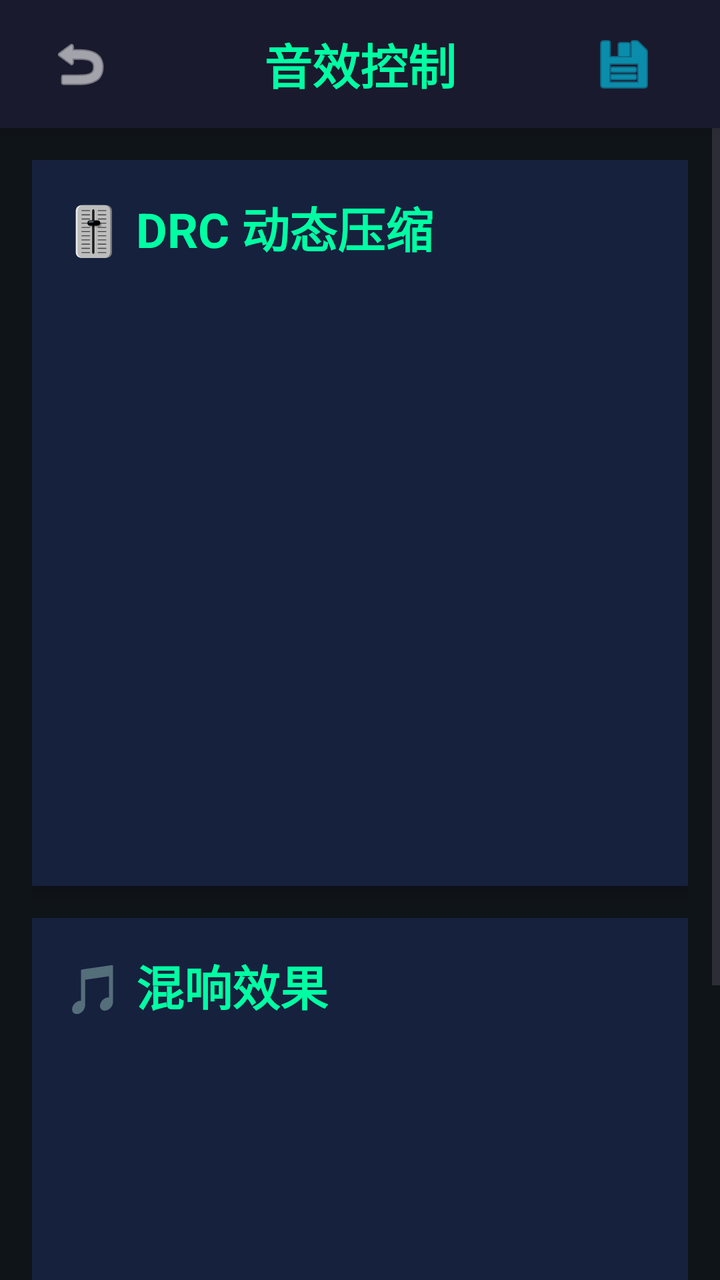
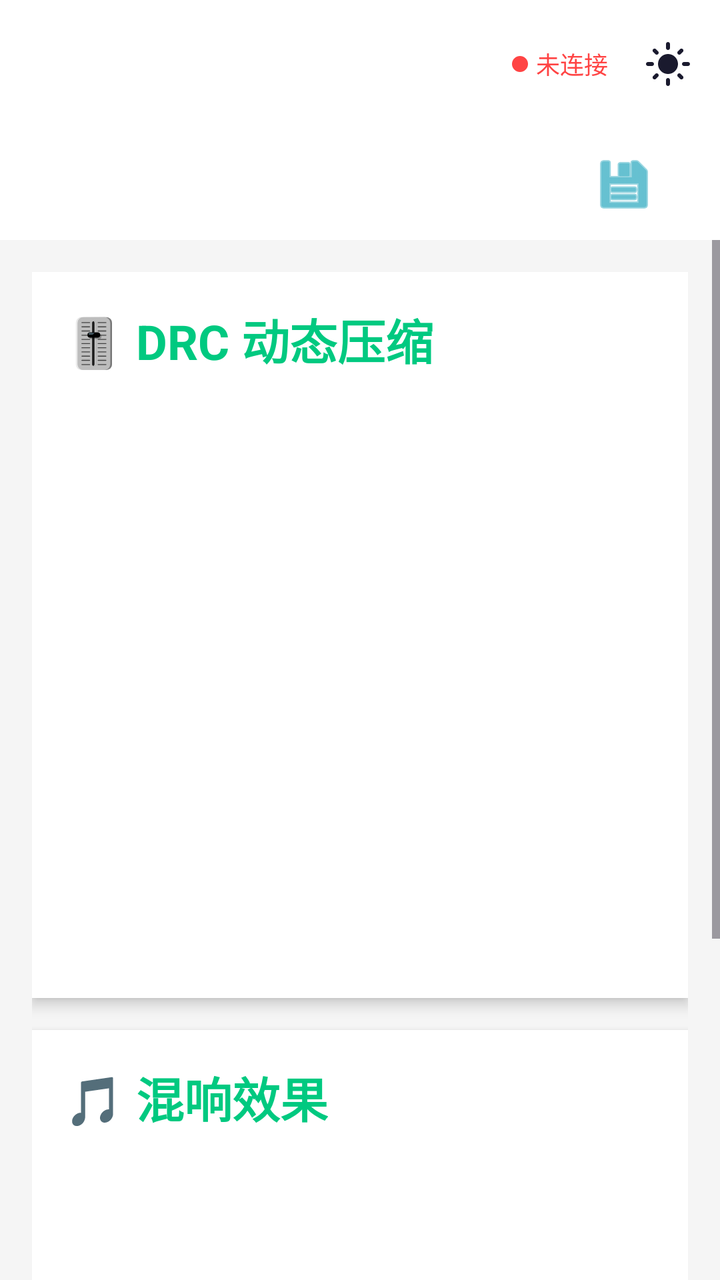

Two renders of the same Android screen: before a commit and after it. Below are the layout's source before the change and the commit's diff.
<!-- AndroidManifest.xml: application theme Theme.MyApplication -->
<!-- res/layout/activity_fx_control.xml -->
<?xml version="1.0" encoding="utf-8"?>
<LinearLayout xmlns:android="http://schemas.android.com/apk/res/android"
    android:layout_width="match_parent"
    android:layout_height="match_parent"
    android:orientation="vertical"
    android:background="@color/bg_dark"
    android:fitsSystemWindows="true">

    
    <RelativeLayout
        android:layout_width="match_parent"
        android:layout_height="@dimen/toolbar_height"
        android:background="@color/primary_darker"
        android:elevation="@dimen/card_elevation"
        android:paddingStart="@dimen/toolbar_padding"
        android:paddingEnd="@dimen/toolbar_padding">

        <ImageButton
            android:id="@+id/btn_back"
            android:layout_width="@dimen/icon_size_large"
            android:layout_height="@dimen/icon_size_large"
            android:layout_centerVertical="true"
            android:background="?attr/selectableItemBackgroundBorderless"
            android:src="@android:drawable/ic_menu_revert"
            android:tint="@color/text_primary"
            android:contentDescription="返回" />

        <TextView
            android:layout_width="wrap_content"
            android:layout_height="wrap_content"
            android:layout_centerInParent="true"
            android:text="音效控制"
            android:textSize="@dimen/text_size_xlarge"
            android:textColor="@color/primary_accent_glow"
            android:textStyle="bold" />

        <ImageButton
            android:id="@+id/btn_save_fx"
            android:layout_width="@dimen/icon_size_large"
            android:layout_height="@dimen/icon_size_large"
            android:layout_alignParentEnd="true"
            android:layout_centerVertical="true"
            android:layout_marginEnd="8dp"
            android:background="?attr/selectableItemBackgroundBorderless"
            android:src="@android:drawable/ic_menu_save"
            android:tint="@color/text_accent"
            android:contentDescription="保存效果设置"
            android:scaleType="centerInside"
            android:padding="8dp" />
    </RelativeLayout>

    <ScrollView
        android:layout_width="match_parent"
        android:layout_height="match_parent"
        android:fillViewport="true">

        <LinearLayout
            android:layout_width="match_parent"
            android:layout_height="wrap_content"
            android:orientation="vertical"
            android:padding="@dimen/toolbar_padding">

            
            <LinearLayout
                android:layout_width="match_parent"
                android:layout_height="wrap_content"
                android:orientation="vertical"
                android:background="@color/bg_card"
                android:padding="@dimen/toolbar_padding"
                android:layout_marginBottom="@dimen/spacing_medium"
                android:elevation="@dimen/card_elevation">

                <TextView
                    android:layout_width="wrap_content"
                    android:layout_height="wrap_content"
                    android:text="🎚️ DRC 动态压缩"
                    android:textSize="@dimen/text_size_xlarge"
                    android:textColor="@color/primary_accent_glow"
                    android:textStyle="bold"
                    android:layout_marginBottom="@dimen/toolbar_padding" />

                <LinearLayout
                    android:id="@+id/drc_sliders_container"
                    android:layout_width="match_parent"
                    android:layout_height="280dp"
                    android:orientation="horizontal"
                    android:gravity="center"
                    android:weightSum="4">
                </LinearLayout>
            </LinearLayout>

            
            <LinearLayout
                android:layout_width="match_parent"
                android:layout_height="wrap_content"
                android:orientation="vertical"
                android:background="@color/bg_card"
                android:padding="@dimen/toolbar_padding"
                android:elevation="@dimen/card_elevation">

                <TextView
                    android:layout_width="wrap_content"
                    android:layout_height="wrap_content"
                    android:text="🎵 混响效果"
                    android:textSize="@dimen/text_size_xlarge"
                    android:textColor="@color/primary_accent_glow"
                    android:textStyle="bold"
                    android:layout_marginBottom="@dimen/toolbar_padding" />

                <LinearLayout
                    android:id="@+id/reverb_sliders_container"
                    android:layout_width="match_parent"
                    android:layout_height="280dp"
                    android:orientation="horizontal"
                    android:gravity="center"
                    android:weightSum="3">
                </LinearLayout>
            </LinearLayout>

        </LinearLayout>
    </ScrollView>

</LinearLayout>
<!-- resources referenced by this layout -->
<resources>
  <color name="bg_card">#16213E</color>
  <color name="bg_dark">#0F1419</color>
  <color name="primary_accent_glow">#00FFA3</color>
  <color name="primary_darker">#1A1A2E</color>
  <color name="text_accent">#00D9FF</color>
  <color name="text_primary">#FFFFFF</color>
  <dimen name="card_elevation">4dp</dimen>
  <dimen name="icon_size_large">48dp</dimen>
  <dimen name="spacing_medium">16dp</dimen>
  <dimen name="text_size_xlarge">24sp</dimen>
  <dimen name="toolbar_height">64dp</dimen>
  <dimen name="toolbar_padding">16dp</dimen>
  <style name="Theme.MyApplication" parent="Base.Theme.MyApplication" />
  <style name="Base.Theme.MyApplication" parent="Theme.Material3.DayNight.NoActionBar">
          
          
      </style>
</resources>

<!-- the commit's change to res/layout/activity_fx_control.xml (unified diff, before → after) -->
@@ -7,39 +7,24 @@
     android:fitsSystemWindows="true">
 
     
-    <RelativeLayout
+    <include layout="@layout/include_base_toolbar" />
+
+    
+    <LinearLayout
         android:layout_width="match_parent"
-        android:layout_height="@dimen/toolbar_height"
-        android:background="@color/primary_darker"
-        android:elevation="@dimen/card_elevation"
+        android:layout_height="wrap_content"
+        android:orientation="horizontal"
+        android:gravity="end|center_vertical"
+        android:background="@color/bg_card"
         android:paddingStart="@dimen/toolbar_padding"
-        android:paddingEnd="@dimen/toolbar_padding">
-
-        <ImageButton
-            android:id="@+id/btn_back"
-            android:layout_width="@dimen/icon_size_large"
-            android:layout_height="@dimen/icon_size_large"
-            android:layout_centerVertical="true"
-            android:background="?attr/selectableItemBackgroundBorderless"
-            android:src="@android:drawable/ic_menu_revert"
-            android:tint="@color/text_primary"
-            android:contentDescription="返回" />
-
-        <TextView
-            android:layout_width="wrap_content"
-            android:layout_height="wrap_content"
-            android:layout_centerInParent="true"
-            android:text="音效控制"
-            android:textSize="@dimen/text_size_xlarge"
-            android:textColor="@color/primary_accent_glow"
-            android:textStyle="bold" />
+        android:paddingEnd="@dimen/toolbar_padding"
+        android:paddingTop="4dp"
+        android:paddingBottom="4dp">
 
         <ImageButton
             android:id="@+id/btn_save_fx"
             android:layout_width="@dimen/icon_size_large"
             android:layout_height="@dimen/icon_size_large"
-            android:layout_alignParentEnd="true"
-            android:layout_centerVertical="true"
             android:layout_marginEnd="8dp"
             android:background="?attr/selectableItemBackgroundBorderless"
             android:src="@android:drawable/ic_menu_save"
@@ -47,7 +32,7 @@
             android:contentDescription="保存效果设置"
             android:scaleType="centerInside"
             android:padding="8dp" />
-    </RelativeLayout>
+    </LinearLayout>
 
     <ScrollView
         android:layout_width="match_parent"
@@ -121,3 +106,79 @@
     </ScrollView>
 
 </LinearLayout>
+<!-- res/layout/include_base_toolbar.xml (included above) -->
+<?xml version="1.0" encoding="utf-8"?>
+<androidx.appcompat.widget.Toolbar
+    xmlns:android="http://schemas.android.com/apk/res/android"
+    xmlns:app="http://schemas.android.com/apk/res-auto"
+    android:id="@+id/base_toolbar"
+    android:layout_width="match_parent"
+    android:layout_height="?attr/actionBarSize"
+    android:background="?attr/colorSurface"
+    android:elevation="4dp"
+    app:contentInsetStartWithNavigation="0dp"
+    app:contentInsetStart="0dp">
+
+    <LinearLayout
+        android:layout_width="match_parent"
+        android:layout_height="match_parent"
+        android:orientation="horizontal"
+        android:gravity="center_vertical"
+        android:paddingStart="4dp"
+        android:paddingEnd="8dp">
+
+        
+        <ImageButton
+            android:id="@+id/btn_toolbar_back"
+            android:layout_width="40dp"
+            android:layout_height="40dp"
+            android:background="?attr/selectableItemBackgroundBorderless"
+            android:src="@drawable/ic_arrow_back"
+            android:scaleType="centerInside"
+            android:contentDescription="返回"
+            android:visibility="gone"
+            app:tint="?attr/colorOnSurface" />
+
+        
+        <TextView
+            android:id="@+id/tv_toolbar_title"
+            android:layout_width="0dp"
+            android:layout_height="wrap_content"
+            android:layout_weight="1"
+            android:layout_marginStart="8dp"
+            android:textSize="18sp"
+            android:textStyle="bold"
+            android:textColor="?attr/colorOnSurface"
+            android:singleLine="true"
+            android:ellipsize="end" />
+
+        
+        <View
+            android:id="@+id/ble_status_dot"
+            android:layout_width="8dp"
+            android:layout_height="8dp"
+            android:layout_marginEnd="4dp"
+            android:background="@drawable/ble_status_dot" />
+
+        <TextView
+            android:id="@+id/tv_ble_status"
+            android:layout_width="wrap_content"
+            android:layout_height="wrap_content"
+            android:text="未连接"
+            android:textSize="12sp"
+            android:textColor="@color/status_disconnected"
+            android:layout_marginEnd="12dp" />
+
+        
+        <ImageButton
+            android:id="@+id/btn_theme_toggle"
+            android:layout_width="36dp"
+            android:layout_height="36dp"
+            android:background="?attr/selectableItemBackgroundBorderless"
+            android:src="@drawable/ic_theme_sun"
+            android:scaleType="centerInside"
+            android:contentDescription="切换主题"
+            app:tint="?attr/colorOnSurface" />
+
+    </LinearLayout>
+</androidx.appcompat.widget.Toolbar>
<!-- resource entries referenced after the edit -->
@@ -1,21 +1,57 @@
 <!-- resources referenced by this layout -->
 <resources>
-  <color name="bg_card">#16213E</color>
-  <color name="bg_dark">#0F1419</color>
-  <color name="primary_accent_glow">#00FFA3</color>
-  <color name="primary_darker">#1A1A2E</color>
-  <color name="text_accent">#00D9FF</color>
-  <color name="text_primary">#FFFFFF</color>
+  <color name="bg_card">#FFFFFF</color>
+  <color name="bg_dark">#F5F5F5</color>
+  <color name="primary_accent_glow">#00C980</color>
+  <color name="status_disconnected">#FF4444</color>
+  <color name="text_accent">#0097B2</color>
   <dimen name="card_elevation">4dp</dimen>
   <dimen name="icon_size_large">48dp</dimen>
   <dimen name="spacing_medium">16dp</dimen>
   <dimen name="text_size_xlarge">24sp</dimen>
-  <dimen name="toolbar_height">64dp</dimen>
   <dimen name="toolbar_padding">16dp</dimen>
+  <!-- drawable ble_status_dot (drawable) -->
+  <?xml version="1.0" encoding="utf-8"?>
+  <shape xmlns:android="http://schemas.android.com/apk/res/android"
+      android:shape="oval">
+      <solid android:color="@color/status_disconnected" />
+      <size android:width="8dp" android:height="8dp" />
+  </shape>
+  <!-- drawable ic_arrow_back (drawable) -->
+  <vector xmlns:android="http://schemas.android.com/apk/res/android"
+      android:width="24dp"
+      android:height="24dp"
+      android:viewportWidth="24"
+      android:viewportHeight="24">
+      
+      <path
+          android:fillColor="#FFFFFF"
+          android:pathData="M20,11H7.83l5.59,-5.59L12,4l-8,8 8,8 1.41,-1.41L7.83,13H20v-2z" />
+  </vector>
+  <!-- drawable ic_theme_sun (drawable) -->
+  <vector xmlns:android="http://schemas.android.com/apk/res/android"
+      android:width="24dp"
+      android:height="24dp"
+      android:viewportWidth="24"
+      android:viewportHeight="24">
+      
+      <path
+          android:fillColor="#FFFFFF"
+          android:pathData="M12,7c-2.76,0 -5,2.24 -5,5s2.24,5 5,5 5,-2.24 5,-5 -2.24,-5 -5,-5zM2,13h2c0.55,0 1,-0.45 1,-1s-0.45,-1 -1,-1H2c-0.55,0 -1,0.45 -1,1s0.45,1 1,1zM20,13h2c0.55,0 1,-0.45 1,-1s-0.45,-1 -1,-1h-2c-0.55,0 -1,0.45 -1,1s0.45,1 1,1zM11,2v2c0,0.55 0.45,1 1,1s1,-0.45 1,-1V2c0,-0.55 -0.45,-1 -1,-1s-1,0.45 -1,1zM11,20v2c0,0.55 0.45,1 1,1s1,-0.45 1,-1v-2c0,-0.55 -0.45,-1 -1,-1s-1,0.45 -1,1zM5.99,4.58c-0.39,-0.39 -1.03,-0.39 -1.41,0 -0.39,0.39 -0.39,1.03 0,1.41l1.06,1.06c0.39,0.39 1.03,0.39 1.41,0s0.39,-1.03 0,-1.41L5.99,4.58zM18.36,16.95c-0.39,-0.39 -1.03,-0.39 -1.41,0 -0.39,0.39 -0.39,1.03 0,1.41l1.06,1.06c0.39,0.39 1.03,0.39 1.41,0 0.39,-0.39 0.39,-1.03 0,-1.41l-1.06,-1.06zM19.42,5.99c0.39,-0.39 0.39,-1.03 0,-1.41 -0.39,-0.39 -1.03,-0.39 -1.41,0l-1.06,1.06c-0.39,0.39 -0.39,1.03 0,1.41s1.03,0.39 1.41,0l1.06,-1.06zM7.05,18.36c0.39,-0.39 0.39,-1.03 0,-1.41 -0.39,-0.39 -1.03,-0.39 -1.41,0l-1.06,1.06c-0.39,0.39 -0.39,1.03 0,1.41s1.03,0.39 1.41,0l1.06,-1.06z" />
+  </vector>
   <style name="Theme.MyApplication" parent="Base.Theme.MyApplication" />
   <style name="Base.Theme.MyApplication" parent="Theme.Material3.DayNight.NoActionBar">
-          
-          
+          <item name="colorPrimary">@color/primary_accent</item>
+          <item name="colorOnPrimary">@color/white</item>
+          <item name="colorSurface">@color/surface_color</item>
+          <item name="colorOnSurface">@color/on_surface_color</item>
+          <item name="android:colorBackground">@color/bg_dark</item>
+          <item name="android:statusBarColor">@color/toolbar_bg</item>
       </style>
+  <color name="primary_accent">#0097B2</color>
+  <color name="white">#FFFFFFFF</color>
+  <color name="surface_color">#FFFFFF</color>
+  <color name="on_surface_color">#1A1A2E</color>
+  <color name="toolbar_bg">#FFFFFF</color>
 </resources>
 
